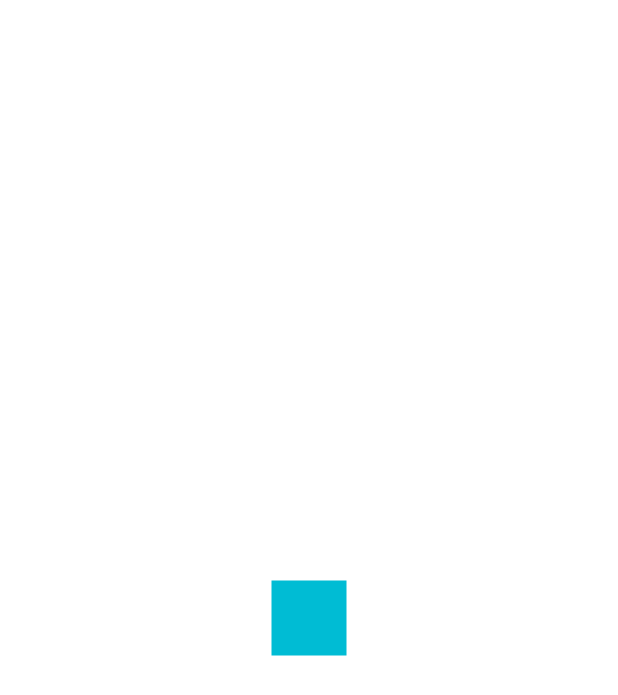
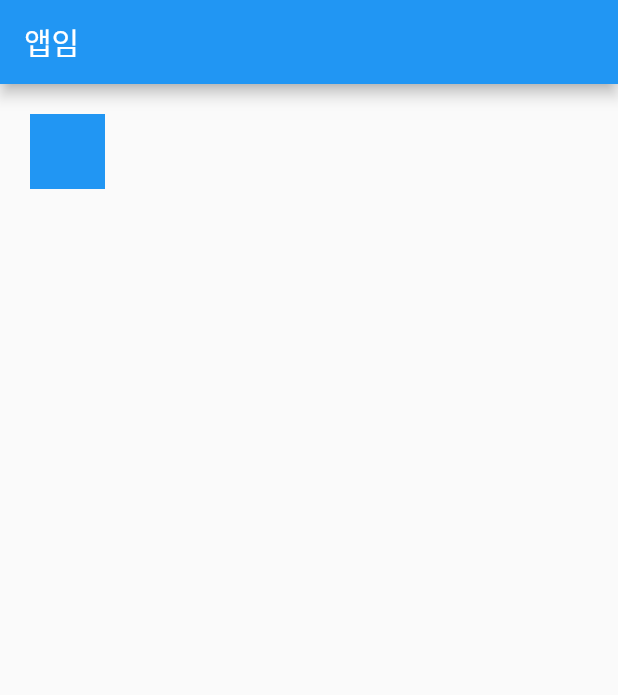
Before and after one commit to wndjf11/practiceflutter, a Flutter app: the screen it shows after launch, on a phone screen of 412 x 824 dp. Shown: the top 695 px of the screen. Run offline on Flutter 3.47's test engine with Material 2 defaults, Android fonts, the phone set to English and light mode, and no system bars.

```diff
--- a/codingapple_flutter/analysis_options.yaml
+++ b/codingapple_flutter/analysis_options.yaml
@@ -26,6 +26,7 @@ linter:
     avoid_print: false
     prefer_typing_uninitialized_variables: false
     prefer_const_constructors_in_immutables: false
+    prefer_const_literals_to_create_immutables : false
     # avoid_print: false  # Uncomment to disable the `avoid_print` rule
     # prefer_single_quotes: true  # Uncomment to enable the `prefer_single_quotes` rule
 
--- a/codingapple_flutter/lib/main.dart
+++ b/codingapple_flutter/lib/main.dart
@@ -10,13 +10,13 @@ class MyApp extends StatelessWidget {
   @override
   Widget build(BuildContext context) {
     return MaterialApp(
-      // home: Container(width: 50, height: 50, color: Colors.cyan)
-      home: Center(
-        child: Container( width: 50, height: 50, color: Colors.cyan,),
+      home: Scaffold(
+        appBar: AppBar(title: Text("앱임")),
+        body: Container(
+          width: 50, height: 50, color: Colors.blue,
+          margin: EdgeInsets.all(20),
+        ),
       )
-      // home: SizedBox()
     );
-
-
   }
 }
--- a/codingapple_flutter/pubspec.yaml
+++ b/codingapple_flutter/pubspec.yaml
@@ -46,6 +46,7 @@ dev_dependencies:
   # package. See that file for information about deactivating specific lint
   # rules and activating additional ones.
   flutter_lints: ^2.0.0
+  flutter_launcher_icons: ^0.13.1
 
 # For information on the generic Dart part of this file, see the
 # following page: https://dart.dev/tools/pub/pubspec
```
Also changed, not shown: codingapple_flutter/assets/image/app_icon.png (added), 5 other files.
